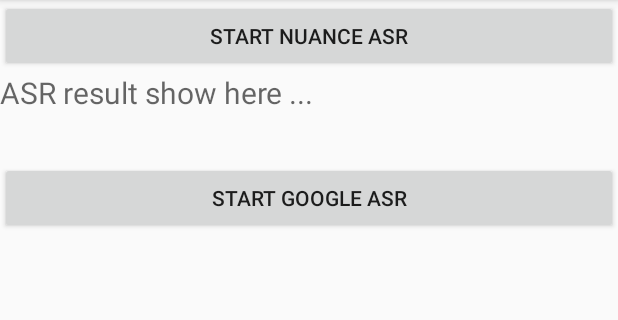
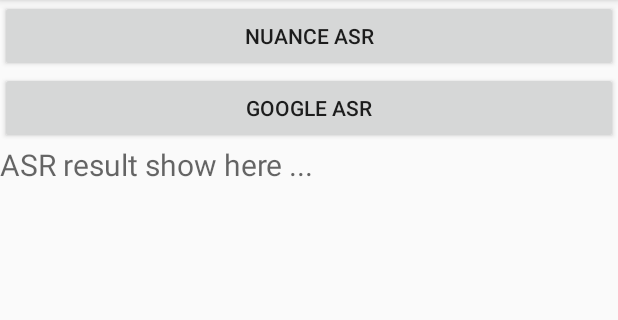
Before and after one commit to mightyvoice/NLU-SDK-Test, an Android app: the screen it shows after launch (CloudASRActivity), on a phone screen of 412 x 824 dp, the part 84-404 px from its top. Run offline under Robolectric (Android 15) with nearby library versions, the phone set to English and light mode, and no system bars.

Commit message:
change GUI

```diff
--- a/app/src/main/res/layout/activity_cloud_asr.xml
+++ b/app/src/main/res/layout/activity_cloud_asr.xml
@@ -7,28 +7,23 @@
     >
     <Button
         android:id="@+id/startCloudRecognitionButton"
-        android:text="Start NUANCE ASR"
+        android:text="NUANCE ASR"
         android:layout_width="fill_parent"
         android:layout_height="wrap_content" />
-    <!--<Button-->
-        <!--android:id="@+id/stopCloudRecognitionButton"-->
-        <!--android:text="Stop NUANCE ASR"-->
-        <!--android:layout_width="fill_parent"-->
-        <!--android:layout_height="wrap_content" />-->
+
+    <Button
+        android:id="@+id/startGoogleAsrButton"
+        android:text="Google ASR"
+        android:onClick="startGoogleASR"
+        android:layout_width="fill_parent"
+        android:layout_height="wrap_content" />
 
     <TextView
         android:id="@+id/cloudResultEditText"
         android:scrollbars = "vertical"
         android:hint="ASR result show here ..."
         android:layout_width="fill_parent"
-        android:layout_height="60dp"
+        android:layout_height="fill_parent"
         android:textSize="20dp"/>
 
-    <Button
-        android:id="@+id/startGoogleAsrButton"
-        android:text="Start Google ASR"
-        android:onClick="startGoogleASR"
-        android:layout_width="fill_parent"
-        android:layout_height="wrap_content" />
-
 </LinearLayout>
```
